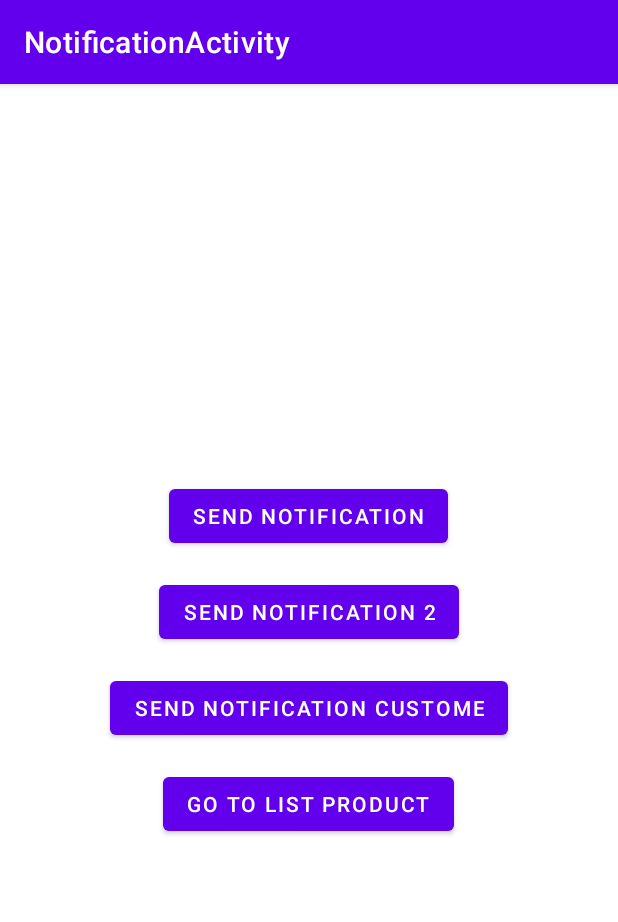
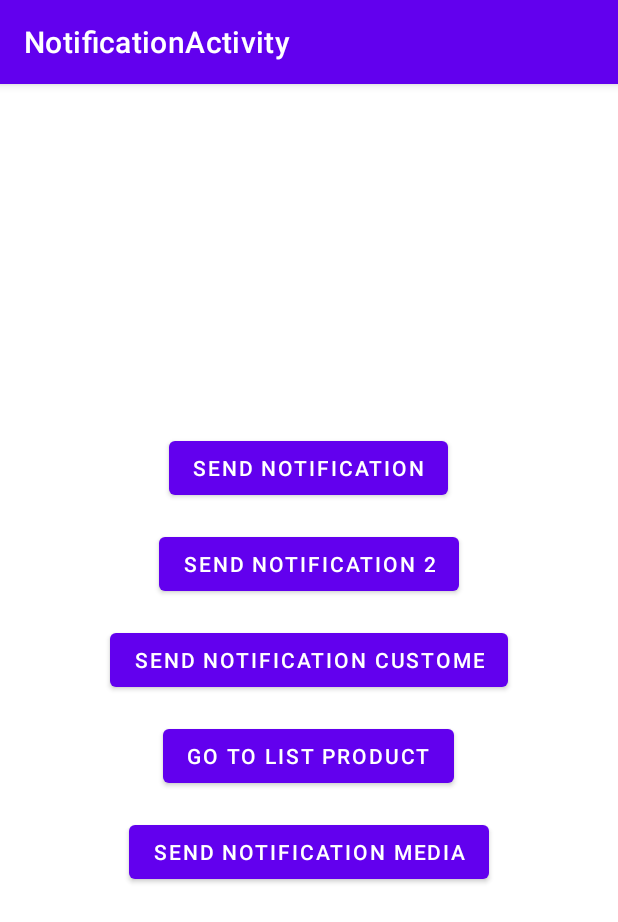
Before and after one commit to nguyentanlinh90/guidelines_app, an Android app: the screen it shows after launch (NotificationActivity), after a tap on "NOTIFICATION", on a phone screen of 412 x 824 dp. Shown: the top 922 px of the screen. Run offline under Robolectric (Android 15) with nearby library versions, the phone set to English and light mode, and no system bars.

Commit message:
notification with media style

```diff
--- a/app/build.gradle
+++ b/app/build.gradle
@@ -40,4 +40,6 @@ dependencies {
     implementation 'com.google.code.gson:gson:2.9.0'
     implementation 'com.squareup.retrofit2:retrofit:2.7.2'
     implementation 'com.squareup.retrofit2:converter-gson:2.7.2'
+    implementation 'androidx.media:media:1.6.0'
+
 }
--- a/app/src/main/java/com/ntl/guidelinesapp/core/MyApplication.java
+++ b/app/src/main/java/com/ntl/guidelinesapp/core/MyApplication.java
@@ -27,7 +27,7 @@ public class MyApplication extends Application {
             AudioAttributes audioAttributes = new AudioAttributes.Builder().setUsage(AudioAttributes.USAGE_NOTIFICATION).build();
 
             //config channel 1
-            NotificationChannel channel = new NotificationChannel(CHANNEL_ID, getString(R.string.channel_name), NotificationManager.IMPORTANCE_MIN);
+            NotificationChannel channel = new NotificationChannel(CHANNEL_ID, getString(R.string.channel_name), NotificationManager.IMPORTANCE_DEFAULT);
             channel.setDescription(getString(R.string.channel_des));
             //lay am thanh default notification trong device
             Uri uri = RingtoneManager.getDefaultUri(RingtoneManager.TYPE_NOTIFICATION);
--- /dev/null
+++ b/app/src/main/res/drawable/bg_circle.xml
@@ -0,0 +1,5 @@
+<?xml version="1.0" encoding="utf-8"?>
+<shape xmlns:android="http://schemas.android.com/apk/res/android"
+    android:shape="oval">
+    <solid android:color="@color/purple_200" />
+</shape>
--- /dev/null
+++ b/app/src/main/res/drawable/ic_baseline_arrow_back_ios_24.xml
@@ -0,0 +1,5 @@
+<vector android:autoMirrored="true" android:height="24dp"
+    android:tint="#FFFFFF" android:viewportHeight="24"
+    android:viewportWidth="24" android:width="24dp" xmlns:android="http://schemas.android.com/apk/res/android">
+    <path android:fillColor="@android:color/white" android:pathData="M11.67,3.87L9.9,2.1 0,12l9.9,9.9 1.77,-1.77L3.54,12z"/>
+</vector>
--- /dev/null
+++ b/app/src/main/res/drawable/ic_baseline_music_note_24.xml
@@ -0,0 +1,10 @@
+<vector xmlns:android="http://schemas.android.com/apk/res/android"
+    android:width="24dp"
+    android:height="24dp"
+    android:viewportWidth="24"
+    android:viewportHeight="24"
+    android:tint="?attr/colorControlNormal">
+  <path
+      android:fillColor="@android:color/white"
+      android:pathData="M12,3v10.55c-0.59,-0.34 -1.27,-0.55 -2,-0.55 -2.21,0 -4,1.79 -4,4s1.79,4 4,4 4,-1.79 4,-4V7h4V3h-6z"/>
+</vector>
--- /dev/null
+++ b/app/src/main/res/drawable/ic_baseline_pause_24.xml
@@ -0,0 +1,10 @@
+<vector xmlns:android="http://schemas.android.com/apk/res/android"
+    android:width="24dp"
+    android:height="24dp"
+    android:viewportWidth="24"
+    android:viewportHeight="24"
+    android:tint="?attr/colorControlNormal">
+  <path
+      android:fillColor="@android:color/white"
+      android:pathData="M6,19h4L10,5L6,5v14zM14,5v14h4L18,5h-4z"/>
+</vector>
--- /dev/null
+++ b/app/src/main/res/drawable/ic_baseline_skip_previous_24.xml
@@ -0,0 +1,10 @@
+<vector xmlns:android="http://schemas.android.com/apk/res/android"
+    android:width="24dp"
+    android:height="24dp"
+    android:viewportWidth="24"
+    android:viewportHeight="24"
+    android:tint="?attr/colorControlNormal">
+  <path
+      android:fillColor="@android:color/white"
+      android:pathData="M6,6h2v12L6,18zM9.5,12l8.5,6L18,6z"/>
+</vector>
--- a/app/src/main/res/layout/activity_notification.xml
+++ b/app/src/main/res/layout/activity_notification.xml
@@ -34,4 +34,11 @@
         android:layout_marginTop="16dp"
         android:text="Go to list product" />
 
+    <Button
+        android:id="@+id/bt_send_notification_media"
+        android:layout_width="wrap_content"
+        android:layout_height="wrap_content"
+        android:layout_marginTop="16dp"
+        android:text="Send notification media" />
+
 </LinearLayout>
```
Also changed, not shown: app/src/main/AndroidManifest.xml (+6 -1 lines), app/src/main/java/com/ntl/guidelinesapp/modules/notification/NotificationActivity.java (+31 -1 lines), app/src/main/res/drawable/ic_baseline_skip_next_24.xml (added, +10 -0 lines), app/src/main/res/layout/activity_main.xml (+8 -5 lines).
